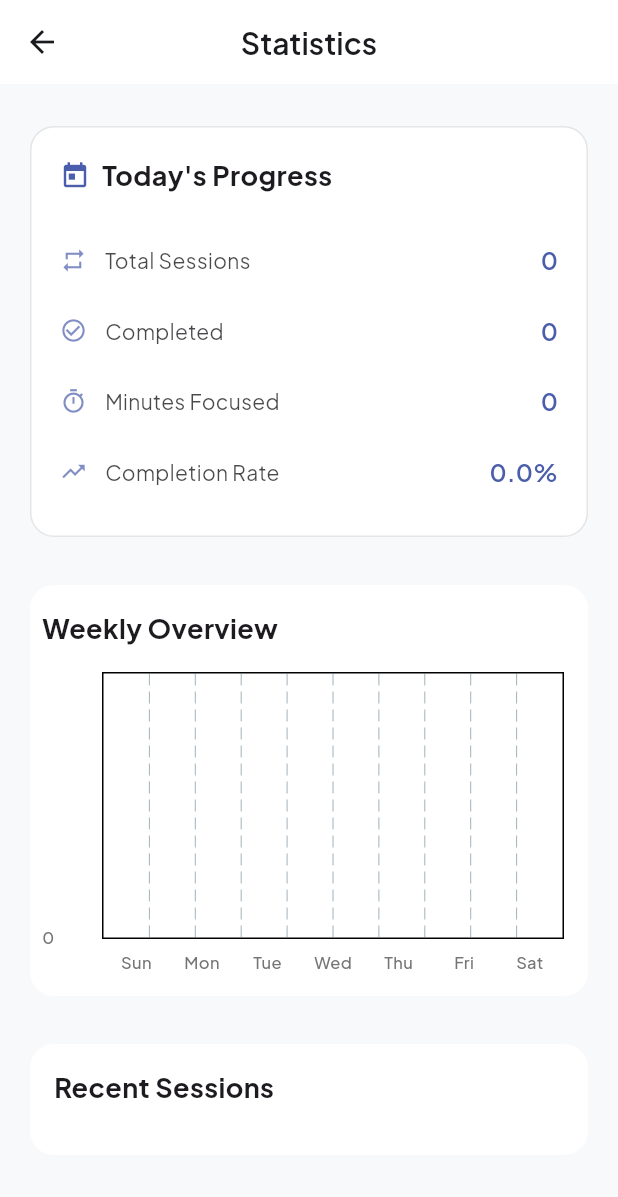
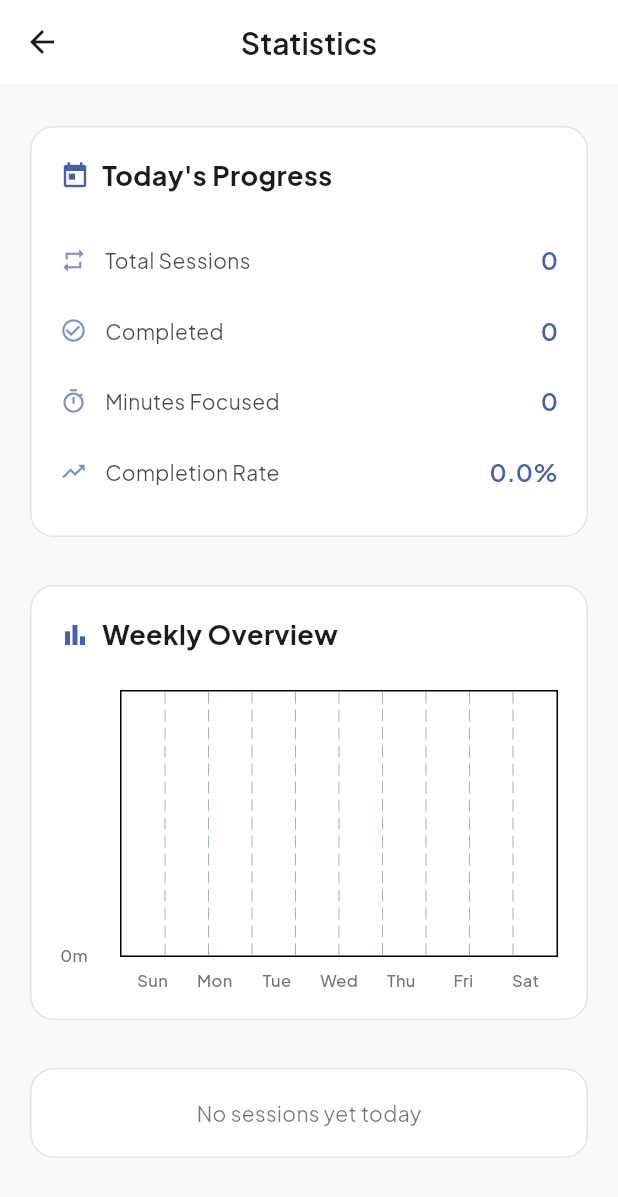
Before and after one commit to Rajdeep-Das/focal.app, a Flutter app: the StatisticsScreen screen opened directly, on a phone screen of 412 x 824 dp. Shown: the top 1197 px of the screen. Run offline on Flutter 3.47's test engine with Material 3 defaults, Android fonts, the light colour scheme and no system bars; drawn by our look-alikes of fl_chart; our stand-ins replace flutter_local_notifications, google_fonts, hive, hive_flutter, shared_preferences; accounts and stored records are empty.

Commit message:
Improved statistics screen

```diff
--- a/lib/screens/statistics_screen.dart
+++ b/lib/screens/statistics_screen.dart
@@ -146,44 +146,47 @@ class StatisticsScreen extends StatelessWidget {
 
     final weekDays = ['Sun', 'Mon', 'Tue', 'Wed', 'Thu', 'Fri', 'Sat'];
 
-    // Calculate optimal interval based on max minutes
-    double calculateInterval(double maxY) {
-      if (maxY <= 60) return 15.0; // 15min intervals if under 1h
-      if (maxY <= 120) return 30.0; // 30min intervals if under 2h
-      if (maxY <= 240) return 60.0; // 1h intervals if under 4h
-      return 120.0; // 2h intervals otherwise
-    }
-
-    String formatMinutes(double value) {
-      if (value == 0) return '0';
-      if (value >= 60) {
-        final hours = (value / 60).floor();
-        return '${hours}h';
-      }
-      return '${value.floor()}m';
-    }
-
-    final maxY = weeklyStats.maxDailyMinutes.toDouble();
-    final interval = calculateInterval(maxY);
-
     return Card(
+      elevation: 0,
+      shape: RoundedRectangleBorder(
+        borderRadius: BorderRadius.circular(16),
+        side: BorderSide(
+          color: Theme.of(context).colorScheme.outline.withOpacity(0.1),
+        ),
+      ),
       child: Padding(
-        padding: EdgeInsets.fromLTRB(8, 16, 16, 16),
+        padding: EdgeInsets.all(20),
         child: Column(
           crossAxisAlignment: CrossAxisAlignment.start,
           children: [
-            Text('Weekly Overview',
-                style: TextStyle(fontSize: 18, fontWeight: FontWeight.bold)),
-            SizedBox(height: 16),
+            Row(
+              children: [
+                Icon(
+                  Icons.bar_chart,
+                  color: Theme.of(context).colorScheme.primary,
+                  size: 20,
+                ),
+                SizedBox(width: 8),
+                Text(
+                  'Weekly Overview',
+                  style: TextStyle(
+                    fontSize: 18,
+                    fontWeight: FontWeight.bold,
+                  ),
+                ),
+              ],
+            ),
+            SizedBox(height: 24),
             SizedBox(
               height: 200,
               child: BarChart(
                 BarChartData(
                   alignment: BarChartAlignment.spaceAround,
-                  maxY: maxY + interval, // Add padding to top
+                  maxY: weeklyStats.maxDailyMinutes.toDouble() +
+                      60, // Add padding to top
                   gridData: FlGridData(
                     drawHorizontalLine: true,
-                    horizontalInterval: interval,
+                    horizontalInterval: 60,
                     getDrawingHorizontalLine: (value) {
                       return FlLine(
                         color: Colors.grey[300],
@@ -195,15 +198,15 @@ class StatisticsScreen extends StatelessWidget {
                     leftTitles: AxisTitles(
                       sideTitles: SideTitles(
                         showTitles: true,
-                        interval: interval,
+                        interval: 60,
                         reservedSize: 40, // More space for labels
                         getTitlesWidget: (value, meta) {
-                          if (value == maxY + interval)
+                          if (value == weeklyStats.maxDailyMinutes + 60)
                             return SizedBox.shrink();
                           return Padding(
                             padding: EdgeInsets.only(right: 8),
                             child: Text(
-                              formatMinutes(value),
+                              '${value.floor()}m',
                               style: TextStyle(
                                 color: Colors.grey[600],
                                 fontSize: 11,
@@ -248,9 +251,10 @@ class StatisticsScreen extends StatelessWidget {
                               BarChartRodData(
                                 toY: e.value.toDouble(),
                                 width: 20,
-                                color: Theme.of(context).primaryColor,
+                                color: Theme.of(context).colorScheme.primary,
                                 borderRadius: BorderRadius.vertical(
                                   top: Radius.circular(4),
+                                  bottom: Radius.circular(4),
                                 ),
                               ),
                             ],
@@ -266,24 +270,109 @@ class StatisticsScreen extends StatelessWidget {
   }
 
   Widget _buildSessionHistory(List<Session> sessions, BuildContext context) {
+    if (sessions.isEmpty) {
+      return Card(
+        elevation: 0,
+        shape: RoundedRectangleBorder(
+          borderRadius: BorderRadius.circular(16),
+          side: BorderSide(
+            color: Theme.of(context).colorScheme.outline.withOpacity(0.1),
+          ),
+        ),
+        child: Padding(
+          padding: EdgeInsets.all(20),
+          child: Center(
+            child: Text(
+              'No sessions yet today',
+              style: TextStyle(
+                color: Theme.of(context).colorScheme.onSurface.withOpacity(0.6),
+              ),
+            ),
+          ),
+        ),
+      );
+    }
+
     return Card(
+      elevation: 0,
+      shape: RoundedRectangleBorder(
+        borderRadius: BorderRadius.circular(16),
+        side: BorderSide(
+          color: Theme.of(context).colorScheme.outline.withOpacity(0.1),
+        ),
+      ),
       child: Padding(
-        padding: EdgeInsets.all(16),
+        padding: EdgeInsets.all(20),
         child: Column(
           crossAxisAlignment: CrossAxisAlignment.start,
           children: [
-            Text('Recent Sessions',
-                style: TextStyle(fontSize: 18, fontWeight: FontWeight.bold)),
+            Row(
+              children: [
+                Icon(
+                  Icons.history,
+                  color: Theme.of(context).colorScheme.primary,
+                  size: 20,
+                ),
+                SizedBox(width: 8),
+                Text(
+                  'Recent Sessions',
+                  style: TextStyle(
+                    fontSize: 18,
+                    fontWeight: FontWeight.bold,
+                  ),
+                ),
+              ],
+            ),
             SizedBox(height: 16),
-            ...sessions.map((session) => ListTile(
-                  title: Text('${session.startTime.toString().split('.')[0]}'),
-                  trailing: Text(session.status == SessionStatus.completed
-                      ? 'Completed'
-                      : 'Interrupted'),
+            ...sessions.map((session) => Padding(
+                  padding: EdgeInsets.symmetric(vertical: 8),
+                  child: Row(
+                    children: [
+                      Container(
+                        width: 8,
+                        height: 8,
+                        decoration: BoxDecoration(
+                          shape: BoxShape.circle,
+                          color: session.status == SessionStatus.completed
+                              ? Colors.green
+                              : Colors.red,
+                        ),
+                      ),
+                      SizedBox(width: 12),
+                      Expanded(
+                        child: Text(
+                          _formatDateTime(session.startTime),
+                          style: TextStyle(
+                            color: Theme.of(context)
+                                .colorScheme
+                                .onSurface
+                                .withOpacity(0.8),
+                          ),
+                        ),
+                      ),
+                      Text(
+                        session.status == SessionStatus.completed
+                            ? 'Completed'
+                            : 'Interrupted',
+                        style: TextStyle(
+                          color: session.status == SessionStatus.completed
+                              ? Colors.green
+                              : Colors.red,
+                          fontWeight: FontWeight.w500,
+                        ),
+                      ),
+                    ],
+                  ),
                 )),
           ],
         ),
       ),
     );
   }
+
+  String _formatDateTime(DateTime dateTime) {
+    final hour = dateTime.hour.toString().padLeft(2, '0');
+    final minute = dateTime.minute.toString().padLeft(2, '0');
+    return '$hour:$minute';
+  }
 }
```
